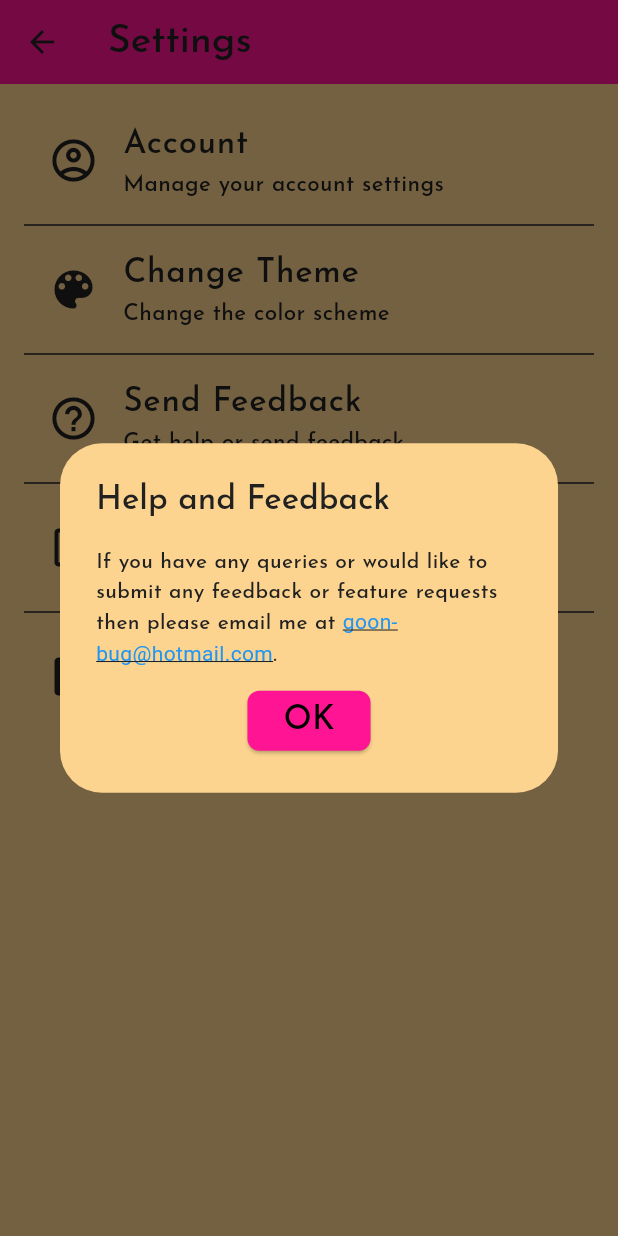
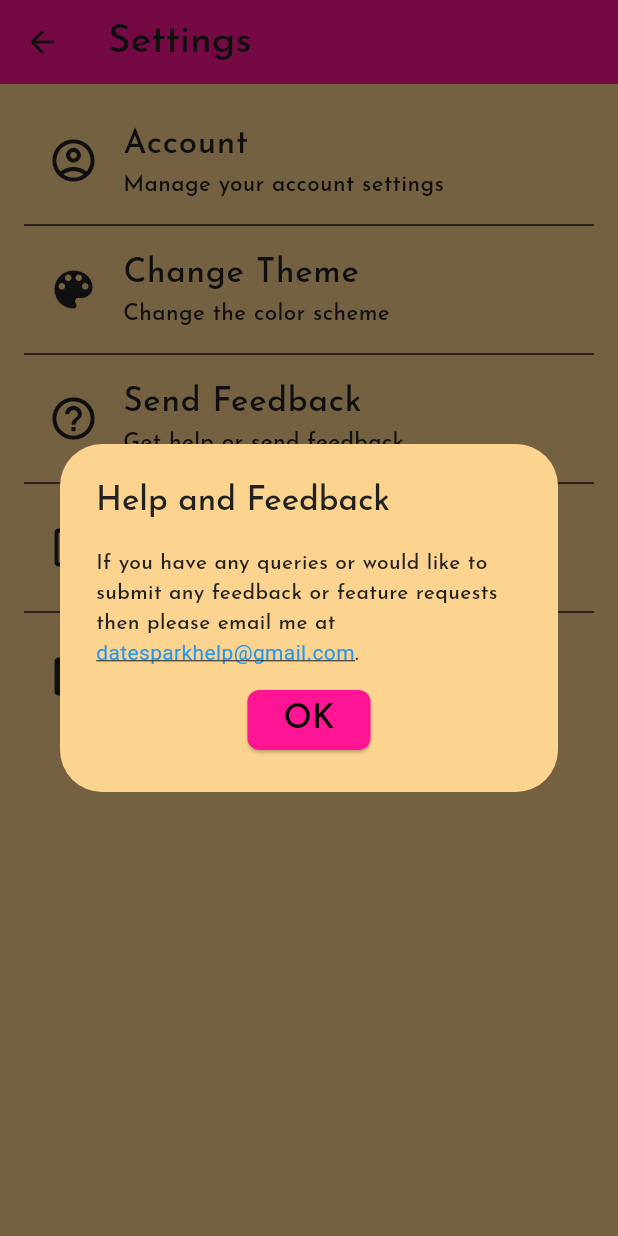
Before and after one commit to Goon-Bug/date-ideas-app-stripped, a Flutter app: the SettingsPage screen opened by its route, after a tap on "Send Feedback", on a phone screen of 412 x 824 dp. Run offline on Flutter 3.47's test engine with Material 3 defaults, Android fonts, the phone set to English and light mode, and no system bars; our stand-ins replace bloc, dropdown_button2, equatable, flutter_bloc, flutter_markdown, flutter_secure_storage and 5 more; missing offline and left inert: dart_jsonwebtoken; accounts and stored records are empty.

Commit message:
Changed email address to datesparkhelp

```diff
--- a/frontend/flutter/my_app/lib/settings/view/main_settings_page.dart
+++ b/frontend/flutter/my_app/lib/settings/view/main_settings_page.dart
@@ -281,7 +281,7 @@ String toTitleCase(String text) {
 }
 
 class FeedbackText extends StatelessWidget {
-  final String email = 'goon-bug@hotmail.com';
+  final String email = 'datesparkhelp@gmail.com';
 
   const FeedbackText({super.key});
 
```
